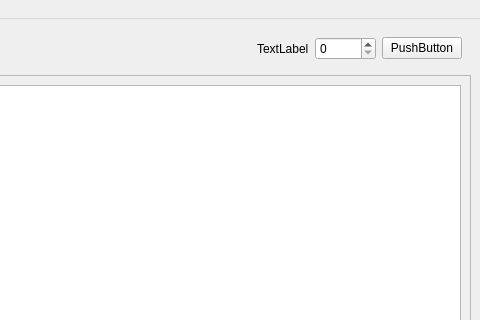
This is 4to/simulacion/Ej50Simulacion/src/frame.ui in leliel12/jbc-utn as Qt 5 draws it before an edit; both pictures show x 418 to 898 and y 0 to 320 of the 898 by 640 pixel window. The edited form follows.
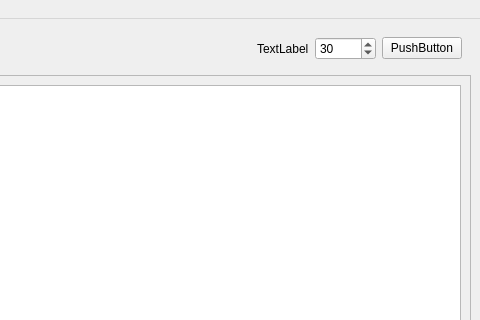
This is the edited form.

The edit to the form file:
```diff
--- a/4to/simulacion/Ej50Simulacion/src/frame.ui
+++ b/4to/simulacion/Ej50Simulacion/src/frame.ui
@@ -73,6 +73,9 @@
          <property name="maximum">
           <number>10000</number>
          </property>
+         <property name="value">
+          <number>30</number>
+         </property>
         </widget>
        </item>
        <item>
```
